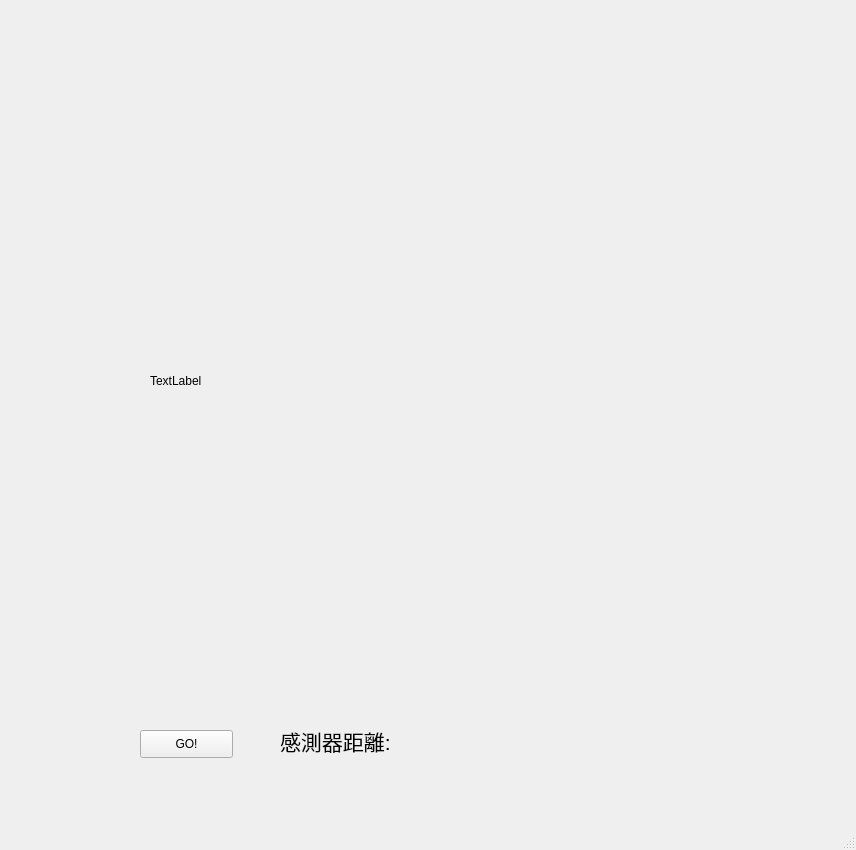
The window that HW2/MyGUI.ui (KaiTung/NCU_111_NeuronNetwork) describes before a commit, drawn with Qt 5.
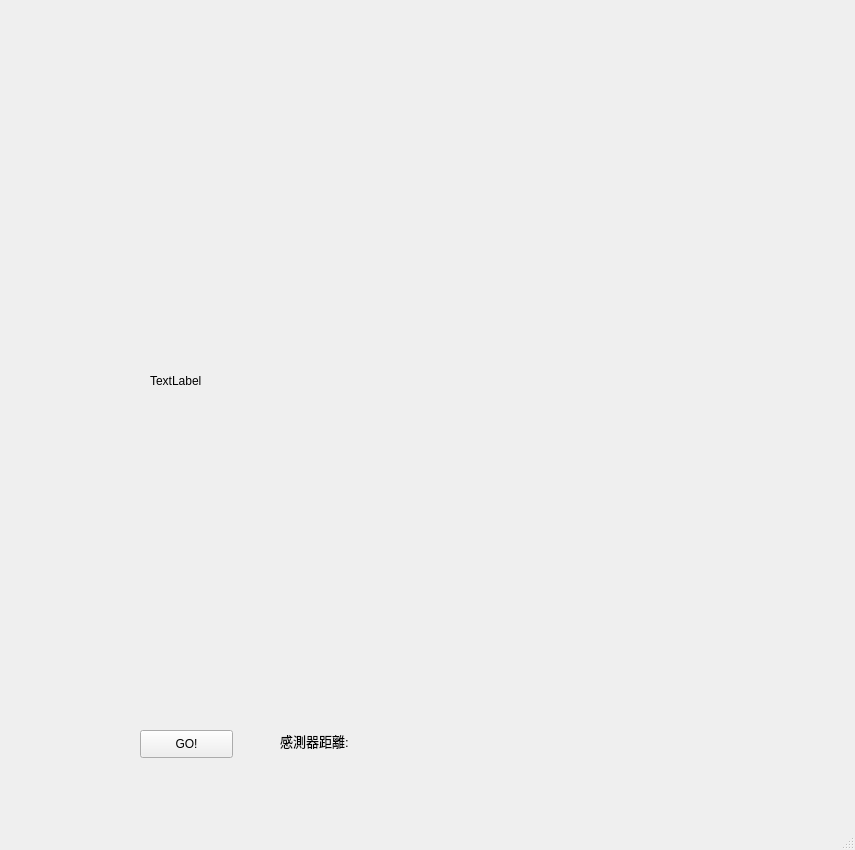
The same window after the commit.

```diff
--- a/HW2/MyGUI.ui
+++ b/HW2/MyGUI.ui
@@ -6,7 +6,7 @@
    <rect>
     <x>0</x>
     <y>0</y>
-    <width>856</width>
+    <width>855</width>
     <height>850</height>
    </rect>
   </property>
@@ -51,7 +51,7 @@
     </property>
     <property name="font">
      <font>
-      <pointsize>16</pointsize>
+      <pointsize>10</pointsize>
      </font>
     </property>
     <property name="text">
```
Left out of the diff: 4 changed lines with no effect on the pictures.
